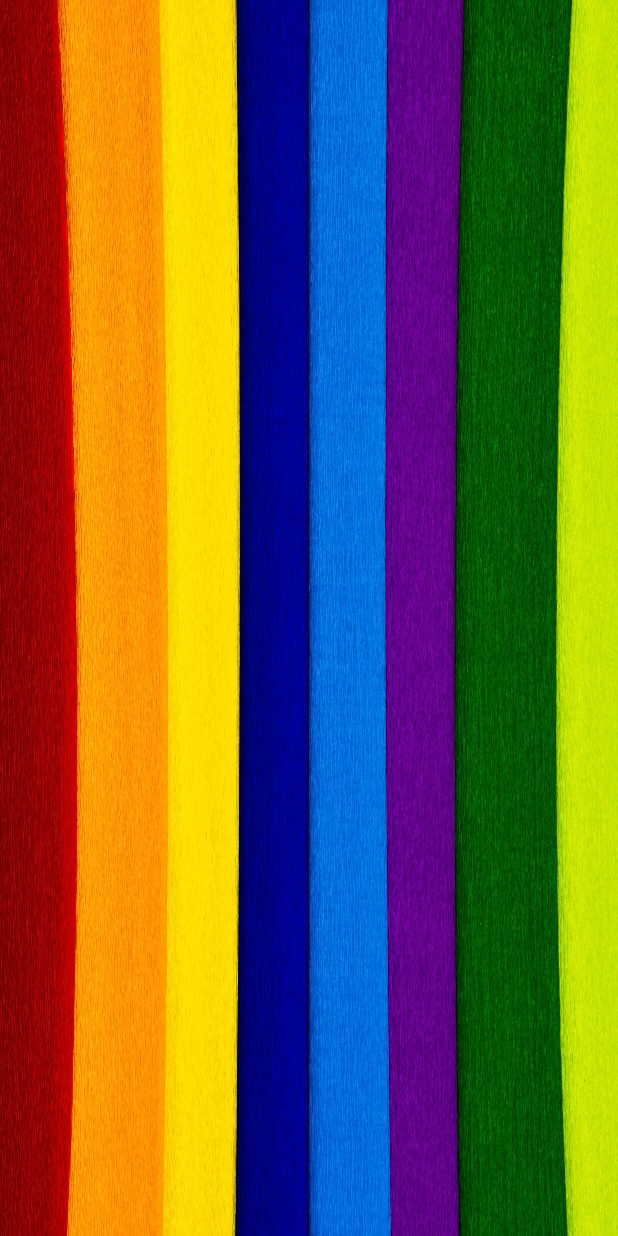
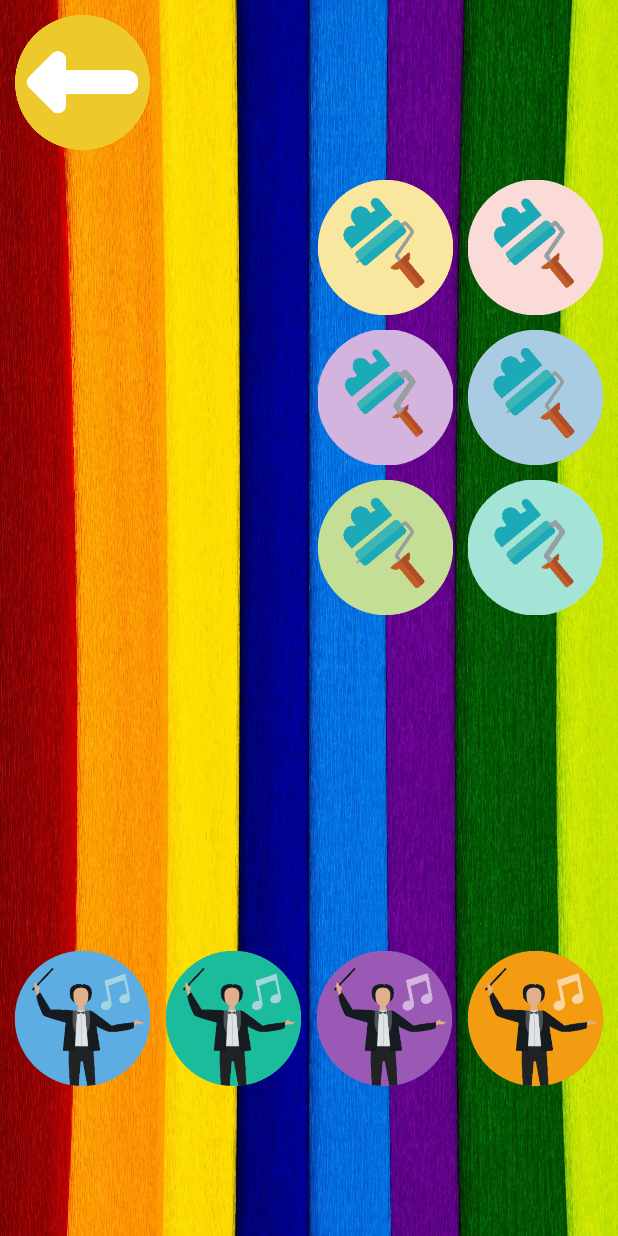
Before and after one commit to PA22C2021/aprender_pintando, an Android app: the layout activity_settings.xml on its own in the app's theme, with its tools: preview values and no code run, on a phone screen of 412 x 824 dp. Run offline under Robolectric (Android 15) with nearby library versions, the phone set to English and light mode, and no system bars.

Commit message:
mas de visualizacion

```diff
--- a/app/src/main/res/layout/activity_main.xml
+++ b/app/src/main/res/layout/activity_main.xml
@@ -17,9 +17,10 @@
         android:textAlignment="center"
         app:layout_constraintBottom_toTopOf="@+id/btn_continue"
         app:layout_constraintEnd_toEndOf="parent"
+        app:layout_constraintHorizontal_bias="0.501"
         app:layout_constraintStart_toStartOf="parent"
         app:layout_constraintTop_toTopOf="parent"
-        app:layout_constraintVertical_bias="0.6" />
+        app:layout_constraintVertical_bias="0.607" />
 
     <ImageButton
         android:id="@+id/btn_continue"
--- a/app/src/main/res/layout/activity_progress_grid.xml
+++ b/app/src/main/res/layout/activity_progress_grid.xml
@@ -1,7 +1,18 @@
 <?xml version="1.0" encoding="utf-8"?>
 <androidx.constraintlayout.widget.ConstraintLayout xmlns:android="http://schemas.android.com/apk/res/android"
+    xmlns:app="http://schemas.android.com/apk/res-auto"
     android:layout_width="match_parent"
     android:layout_height="match_parent"
     android:background="@drawable/background_screen">
 
+    <ImageButton
+        android:id="@+id/imageButton9"
+        android:layout_width="90dp"
+        android:layout_height="90dp"
+        android:layout_marginStart="10dp"
+        android:layout_marginTop="10dp"
+        android:background="@drawable/back"
+        android:scaleType="fitCenter"
+        app:layout_constraintStart_toStartOf="parent"
+        app:layout_constraintTop_toTopOf="parent" />
 </androidx.constraintlayout.widget.ConstraintLayout>
--- a/app/src/main/res/layout/activity_settings.xml
+++ b/app/src/main/res/layout/activity_settings.xml
@@ -1,7 +1,136 @@
 <?xml version="1.0" encoding="utf-8"?>
 <androidx.constraintlayout.widget.ConstraintLayout xmlns:android="http://schemas.android.com/apk/res/android"
+    xmlns:app="http://schemas.android.com/apk/res-auto"
+    xmlns:tools="http://schemas.android.com/tools"
     android:layout_width="match_parent"
     android:layout_height="match_parent"
     android:background="@drawable/background_screen">
 
+    <ImageButton
+        android:id="@+id/imageButton7"
+        android:layout_width="90dp"
+        android:layout_height="90dp"
+        android:layout_marginStart="10dp"
+        android:layout_marginEnd="5dp"
+        android:layout_marginBottom="100dp"
+        android:background="@drawable/sound01"
+        android:scaleType="fitCenter"
+        app:layout_constraintBottom_toBottomOf="parent"
+        app:layout_constraintEnd_toStartOf="@+id/imageButton8"
+        app:layout_constraintStart_toStartOf="parent" />
+
+    <ImageButton
+        android:id="@+id/imageButton12"
+        android:layout_width="90dp"
+        android:layout_height="90dp"
+        android:layout_marginStart="5dp"
+        android:layout_marginEnd="10dp"
+        android:layout_marginBottom="100dp"
+        android:background="@drawable/sound04"
+        app:layout_constraintBottom_toBottomOf="parent"
+        app:layout_constraintEnd_toEndOf="parent"
+        app:layout_constraintStart_toEndOf="@+id/imageButton11" />
+
+    <ImageButton
+        android:id="@+id/imageButton11"
+        android:layout_width="90dp"
+        android:layout_height="90dp"
+        android:layout_marginStart="5dp"
+        android:layout_marginEnd="5dp"
+        android:layout_marginBottom="100dp"
+        android:background="@drawable/sound03"
+        app:layout_constraintBottom_toBottomOf="parent"
+        app:layout_constraintEnd_toStartOf="@+id/imageButton12"
+        app:layout_constraintStart_toEndOf="@+id/imageButton8" />
+
+    <ImageButton
+        android:id="@+id/imageButton8"
+        android:layout_width="90dp"
+        android:layout_height="90dp"
+        android:layout_marginStart="5dp"
+        android:layout_marginEnd="5dp"
+        android:layout_marginBottom="100dp"
+        android:background="@drawable/sound02"
+        android:scaleType="fitCenter"
+        app:layout_constraintBottom_toBottomOf="parent"
+        app:layout_constraintEnd_toStartOf="@+id/imageButton11"
+        app:layout_constraintStart_toEndOf="@+id/imageButton7" />
+
+    <ImageButton
+        android:id="@+id/imageButton6"
+        android:layout_width="90dp"
+        android:layout_height="90dp"
+        android:layout_marginTop="10dp"
+        android:layout_marginEnd="10dp"
+        android:background="@drawable/screen06"
+        android:scaleType="fitCenter"
+        app:layout_constraintEnd_toEndOf="parent"
+        app:layout_constraintTop_toBottomOf="@+id/imageButton4" />
+
+    <ImageButton
+        android:id="@+id/imageButton4"
+        android:layout_width="90dp"
+        android:layout_height="90dp"
+        android:layout_marginTop="10dp"
+        android:layout_marginEnd="10dp"
+        android:background="@drawable/screen04"
+        android:scaleType="fitCenter"
+        app:layout_constraintEnd_toEndOf="parent"
+        app:layout_constraintTop_toBottomOf="@+id/imageButton2" />
+
+    <ImageButton
+        android:id="@+id/imageButton5"
+        android:layout_width="90dp"
+        android:layout_height="90dp"
+        android:layout_marginTop="10dp"
+        android:layout_marginEnd="10dp"
+        android:background="@drawable/screen05"
+        android:scaleType="fitCenter"
+        app:layout_constraintEnd_toStartOf="@+id/imageButton6"
+        app:layout_constraintTop_toBottomOf="@+id/imageButton3" />
+
+    <ImageButton
+        android:id="@+id/imageButton"
+        android:layout_width="90dp"
+        android:layout_height="90dp"
+        android:layout_marginTop="20dp"
+        android:layout_marginEnd="10dp"
+        android:background="@drawable/screen01"
+        android:scaleType="fitCenter"
+        app:layout_constraintEnd_toStartOf="@+id/imageButton2"
+        app:layout_constraintTop_toBottomOf="@+id/imageButton13" />
+
+    <ImageButton
+        android:id="@+id/imageButton2"
+        android:layout_width="90dp"
+        android:layout_height="90dp"
+        android:layout_marginTop="20dp"
+        android:layout_marginEnd="10dp"
+        android:background="@drawable/screen02"
+        android:scaleType="fitCenter"
+        app:layout_constraintEnd_toEndOf="parent"
+        app:layout_constraintTop_toBottomOf="@+id/imageButton13" />
+
+    <ImageButton
+        android:id="@+id/imageButton3"
+        android:layout_width="90dp"
+        android:layout_height="90dp"
+        android:layout_marginTop="10dp"
+        android:layout_marginEnd="10dp"
+        android:background="@drawable/screen03"
+        android:scaleType="fitCenter"
+        app:layout_constraintEnd_toStartOf="@+id/imageButton4"
+        app:layout_constraintTop_toBottomOf="@+id/imageButton" />
+
+    <ImageButton
+        android:id="@+id/imageButton13"
+        android:layout_width="90dp"
+        android:layout_height="90dp"
+        android:layout_marginStart="10dp"
+        android:layout_marginTop="10dp"
+        android:background="@drawable/back"
+        android:scaleType="fitCenter"
+        app:layout_constraintStart_toStartOf="parent"
+        app:layout_constraintTop_toTopOf="parent" />
+
 </androidx.constraintlayout.widget.ConstraintLayout>
```
